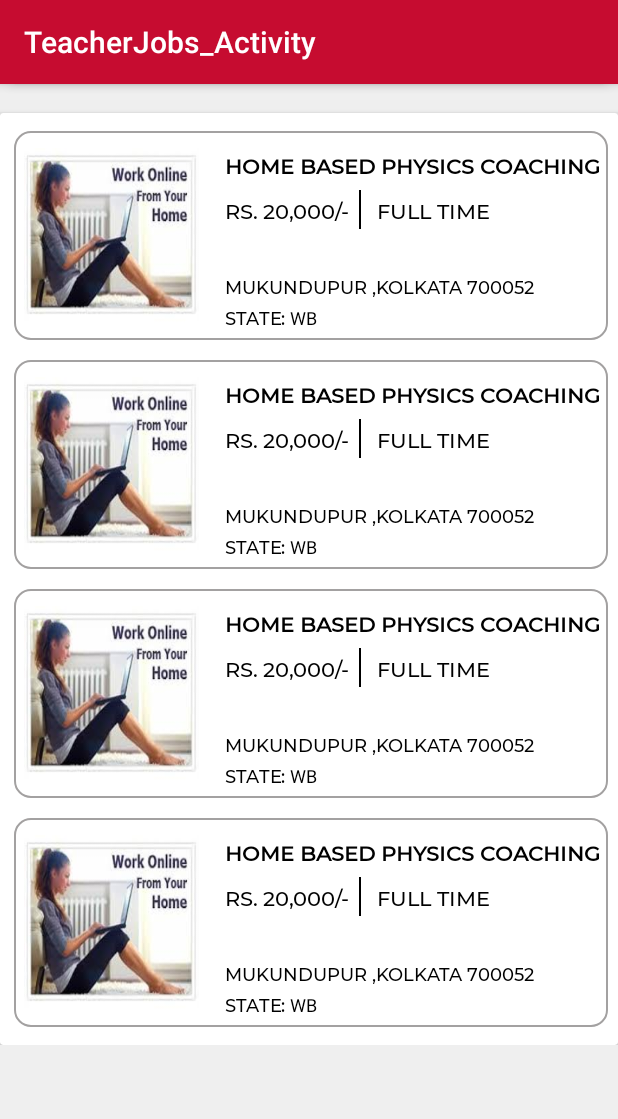
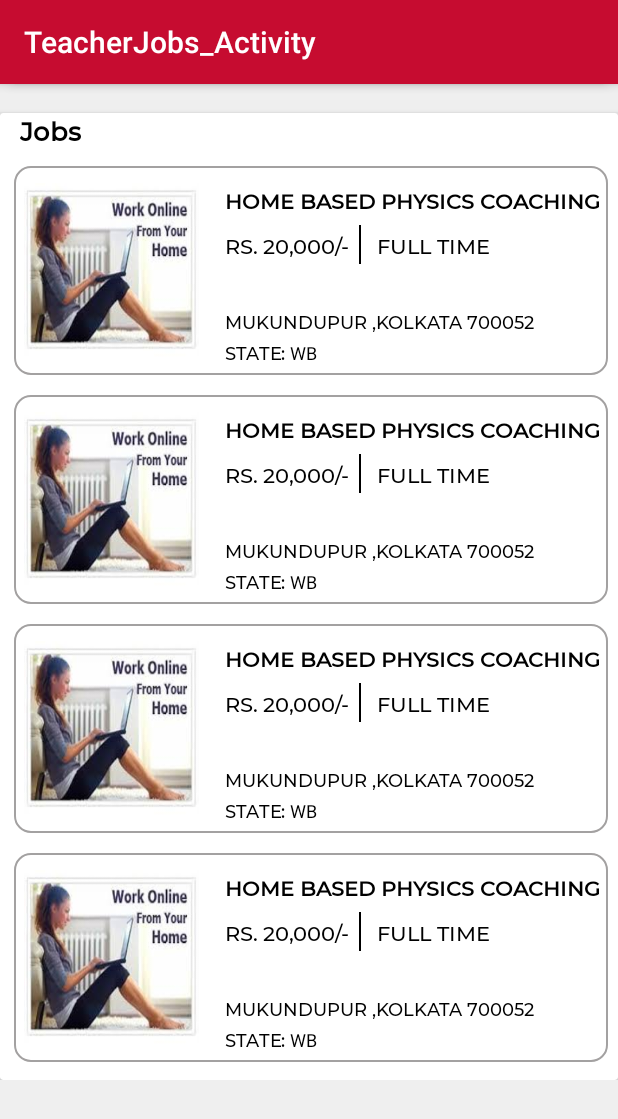
Before and after one commit to Sagarika-Pal-22/Education_App, an Android app: the TeacherJobs_Activity screen opened directly, with no data from a screen before it, on a phone screen of 412 x 824 dp. Shown: the top 1119 px of the screen. Run offline under Robolectric (Android 15) with nearby library versions, the phone set to English and light mode, and no system bars; our stand-ins replace sdp/ssp sizes.

Commit message:
textview jobs

```diff
--- a/app/src/main/res/layout/content_teacher_jobs_.xml
+++ b/app/src/main/res/layout/content_teacher_jobs_.xml
@@ -73,6 +73,16 @@
                     android:layout_height="wrap_content"
                     android:orientation="vertical">
 
+                    <TextView
+                        android:layout_width="match_parent"
+                        android:layout_height="match_parent"
+                        android:layout_marginHorizontal="@dimen/_10sdp"
+                        android:textSize="17sp"
+                        android:fontFamily="@font/fonts_medium"
+                        android:textColor="#000"
+                        android:textStyle="bold"
+                        android:text="Jobs"/>
+
                     <androidx.recyclerview.widget.RecyclerView
                         android:id="@+id/recycle_jobs_details"
                         android:layout_width="match_parent"
```
